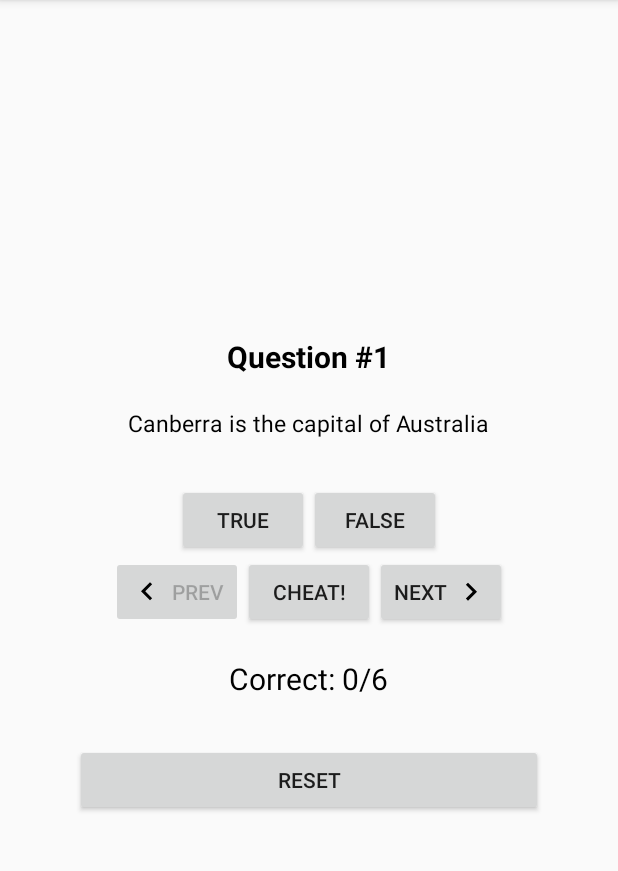
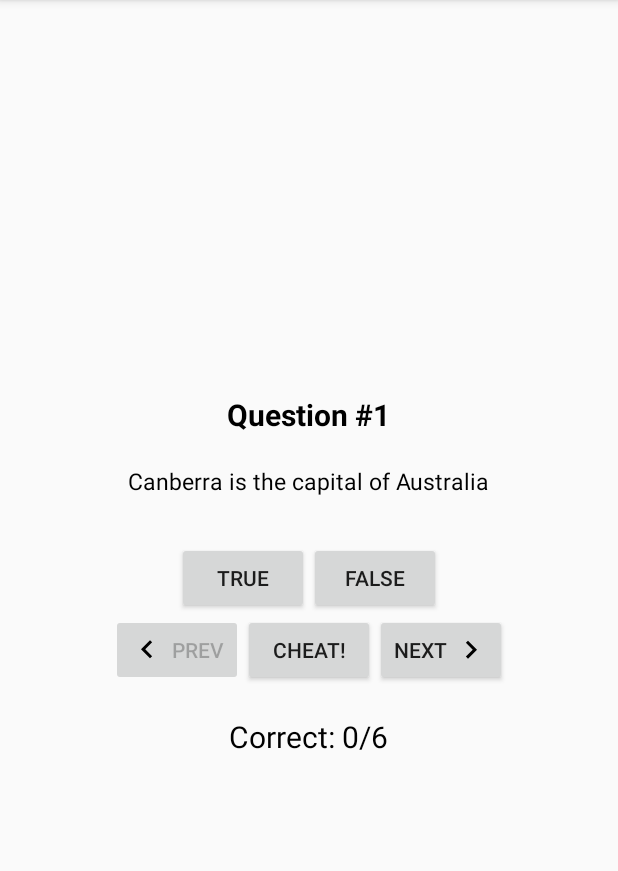
Before and after one commit to mwarne97/QuizApp2, an Android app: the screen it shows after launch (QuizActivity), on a phone screen of 412 x 824 dp, the part 84-955 px from its top. Run offline under Robolectric (Android 15) with nearby library versions, the phone set to English and light mode, and no system bars.

Commit message:
Reset Button removed from activity layouts, to be added later with proper functionality

```diff
--- a/app/src/main/res/layout-land/activity_main.xml
+++ b/app/src/main/res/layout-land/activity_main.xml
@@ -30,13 +30,20 @@
         android:textSize="20sp"
         tools:text="Something" />
 
+    <LinearLayout
+        android:id="@+id/main_section"
+        android:layout_width="wrap_content"
+        android:layout_height="wrap_content"
+        android:layout_below="@+id/question_number_txt_view"
+        android:layout_centerInParent="true"
+        android:layout_marginTop="50dp"
+        android:gravity="center"
+        android:orientation="vertical">
+
         <TextView
             android:id="@+id/question_txt_view"
             android:layout_width="wrap_content"
             android:layout_height="wrap_content"
-        android:layout_above="@+id/answer_buttons"
-        android:layout_centerHorizontal="true"
-        android:layout_marginTop="10dp"
             android:padding="20dp"
             android:textColor="@android:color/black"
             android:textSize="15sp"
@@ -46,8 +53,6 @@
             android:id="@+id/answer_buttons"
             android:layout_width="wrap_content"
             android:layout_height="wrap_content"
-        android:layout_above="@+id/button_set_two"
-        android:layout_centerHorizontal="true"
             android:layout_marginTop="10dp"
             android:layout_marginBottom="20dp"
             android:orientation="horizontal">
@@ -66,11 +71,13 @@
 
         </LinearLayout>
 
+    </LinearLayout>
+
     <LinearLayout
         android:id="@+id/button_set_two"
         android:layout_width="match_parent"
         android:layout_height="wrap_content"
-        android:layout_above="@+id/reset_button"
+        android:layout_alignParentBottom="true"
         android:layout_marginBottom="10dp"
         android:weightSum="3">
 
@@ -101,13 +108,4 @@
 
     </LinearLayout>
 
-    <Button
-        android:id="@+id/reset_button"
-        android:layout_width="match_parent"
-        android:layout_height="wrap_content"
-        android:layout_alignParentBottom="true"
-        android:layout_marginStart="50dp"
-        android:layout_marginEnd="50dp"
-        android:text="@string/reset_button_text" />
-
 </RelativeLayout>
--- a/app/src/main/res/layout/activity_main.xml
+++ b/app/src/main/res/layout/activity_main.xml
@@ -83,13 +83,4 @@
         android:textSize="20sp"
         tools:text="Something" />
 
-    <Button
-        android:id="@+id/reset_button"
-        android:layout_width="match_parent"
-        android:layout_height="wrap_content"
-        android:layout_marginStart="50dp"
-        android:layout_marginTop="30dp"
-        android:layout_marginEnd="50dp"
-        android:text="@string/reset_button_text" />
-
 </LinearLayout>
```
Also changed, not shown: app/src/main/java/com/example/geoquiz/QuizActivity.java (line endings or trailing spaces). Lines whose indentation alone changed are shown as unchanged.
